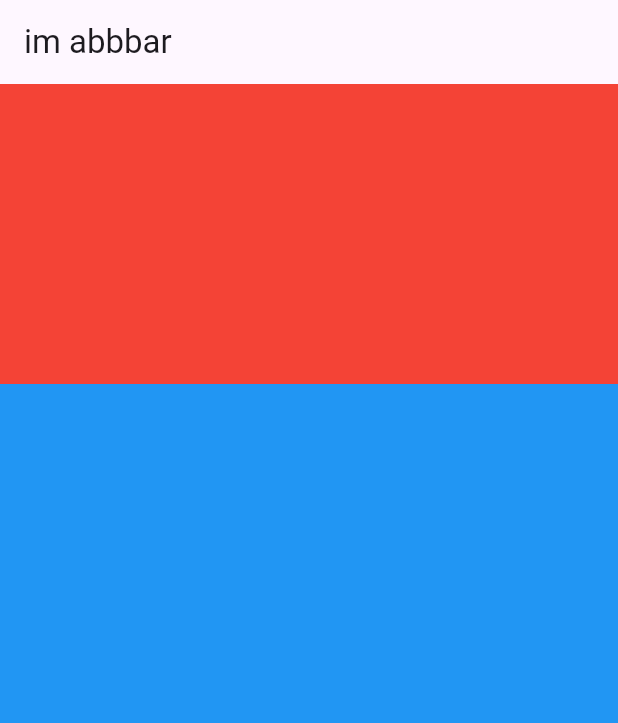
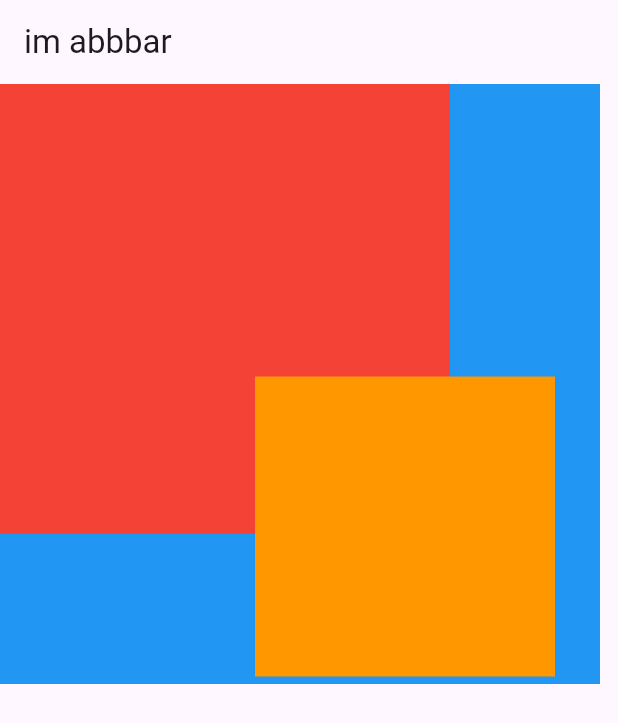
Before and after one commit to yeomdogyeong/hello_Flutter, a Flutter app: the screen it shows after launch, on a phone screen of 412 x 824 dp. Shown: the top 723 px of the screen. Run offline on Flutter 3.47's test engine with Material 3 defaults, Android fonts, the phone set to English and light mode, and no system bars; our stand-ins replace dio, google_mobile_ads, shared_preferences, webview_flutter.

Commit message:
[layout]margin 대신 positioned

```diff
--- a/test_application/lib/main.dart
+++ b/test_application/lib/main.dart
@@ -18,18 +18,26 @@ class customContainer extends StatelessWidget {
 
   @override
   Widget build(BuildContext context) {
-    return Column(
+    return Stack(
       children: [
         Container(
-          width: double.infinity,
-          height: 200,
+          width: 400,
+          height: 400,
+          color: Colors.blue,
+        ),
+        Container(
+          width: 300,
+          height: 300,
           color: Colors.red,
         ),
-        Flexible(
-          child: Container(
-            color: Colors.blue,
-          ),
-        )
+        Positioned(
+            bottom: 5,
+            right: 30,
+            child: Container(
+              width: 200,
+              height: 200,
+              color: Colors.orange,
+            )),
       ],
     );
   }
```
